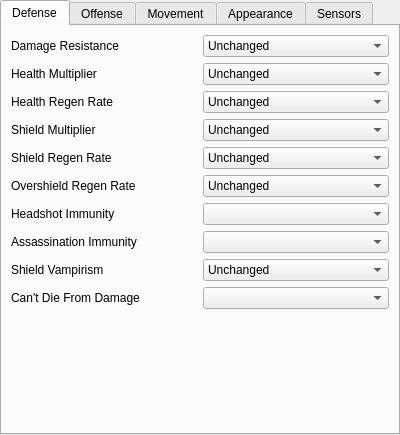
DavidJCobb/ReachVariantEditor, file native/src/ReachVariantTool/ui/main_window/page_player_traits.ui: the form before one commit.
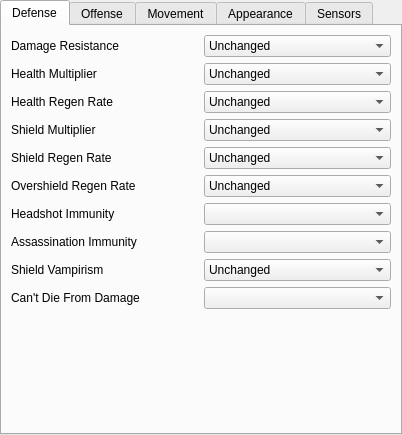
The form after the commit. Custom widgets are drawn as their Qt base class.

```diff
--- a/native/src/ReachVariantTool/ui/main_window/page_player_traits.ui
+++ b/native/src/ReachVariantTool/ui/main_window/page_player_traits.ui
@@ -6,7 +6,7 @@
    <rect>
     <x>0</x>
     <y>0</y>
-    <width>400</width>
+    <width>402</width>
     <height>435</height>
    </rect>
   </property>
```
Left out of the diff: 73 changed lines with no effect on the pictures. Lines whose indentation alone changed are shown as unchanged.
